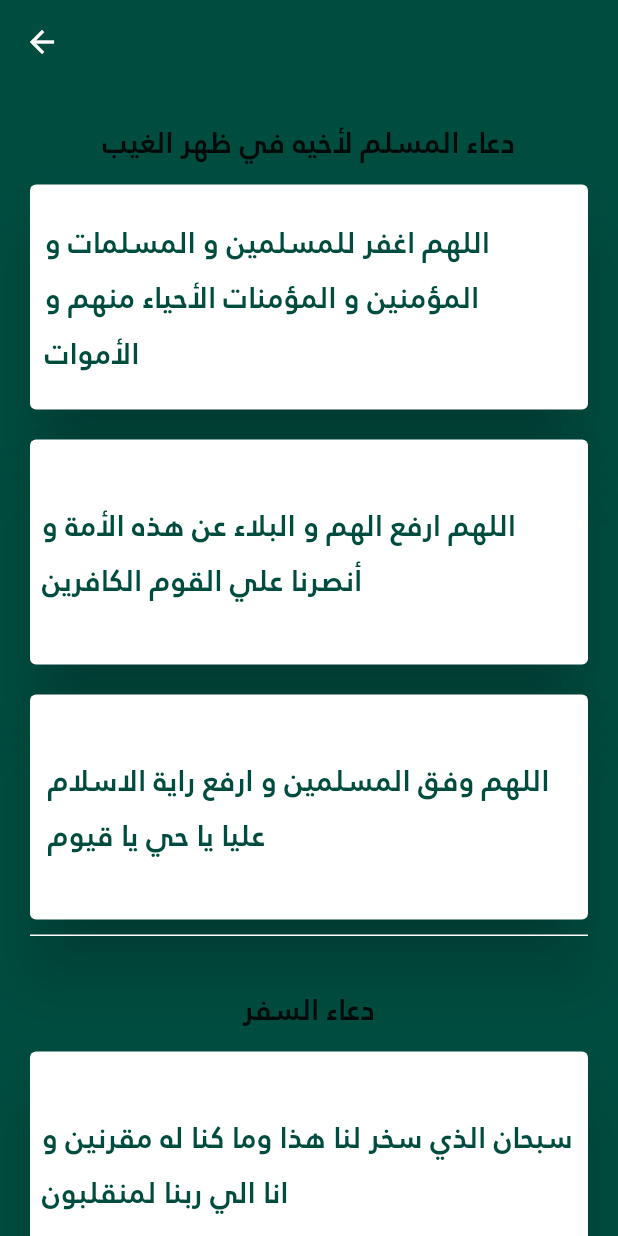
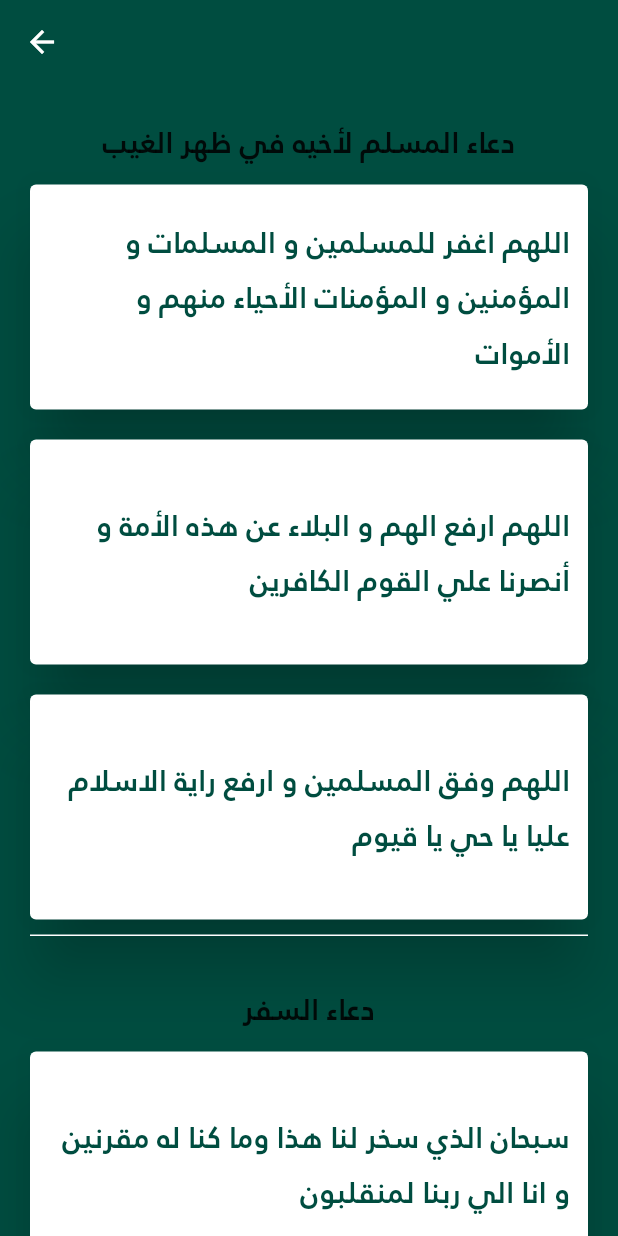
Before and after one commit to ahmedhossam1212/Azkaar, a Flutter app: the screen it shows after launch, after a tap on "دعاء المسلم", on a phone screen of 412 x 824 dp. Run offline on Flutter 3.47's test engine with Material 2 defaults, Android fonts, the phone set to English and light mode, and no system bars; network calls fail.

Commit message:
initial commit

```diff
--- a/lib/layout/doaa.dart
+++ b/lib/layout/doaa.dart
@@ -1,4 +1,5 @@
 
+import 'package:flutter/cupertino.dart';
 import 'package:flutter/material.dart';
 
 class DoaaScreen extends StatelessWidget {
@@ -19,7 +20,8 @@ class DoaaScreen extends StatelessWidget {
                 TextStyle(
                     fontSize: 20.0,
                     fontWeight: FontWeight.bold
-                ),),
+                ),
+               ),
               SizedBox(height: 10,),
               Center(
                 child: Container( width: double.infinity,
@@ -28,10 +30,10 @@ class DoaaScreen extends StatelessWidget {
                     elevation: 20.0,
                     margin: EdgeInsets.zero,
                     child: Padding(
-                      padding: const EdgeInsets.all(10.0),
+                      padding: const EdgeInsets.all(12.0),
                       child: Center(
                         child: Text('اللهم اغفر للمسلمين و المسلمات و المؤمنين و المؤمنات الأحياء منهم و الأموات',style: TextStyle(fontSize: 20.0,color: Colors.teal[900]),
-                        ),
+                        textAlign: TextAlign.end,),
                       ),
                     ),
                   ),
@@ -45,10 +47,10 @@ class DoaaScreen extends StatelessWidget {
                     elevation: 20.0,
                     margin: EdgeInsets.zero,
                     child: Padding(
-                      padding: const EdgeInsets.all(8.0),
+                      padding: const EdgeInsets.all(12.0),
                       child: Center(
                         child: Text('اللهم ارفع الهم و البلاء عن هذه الأمة و أنصرنا علي القوم الكافرين ',style: TextStyle(fontSize: 20.0,color: Colors.teal[900]),
-                        ),
+                          textAlign: TextAlign.end,  ),
                       ),
                     ),
                   ),
@@ -65,7 +67,7 @@ class DoaaScreen extends StatelessWidget {
                       padding: const EdgeInsets.all(12.0),
                       child: Center(
                         child: Text('اللهم وفق المسلمين و ارفع راية الاسلام عليا يا حي يا قيوم  ',style: TextStyle(fontSize: 20.0,color: Colors.teal[900]),
-                        ),
+                          textAlign: TextAlign.end,  ),
                       ),
                     ),
                   ),
@@ -93,10 +95,10 @@ class DoaaScreen extends StatelessWidget {
                     elevation: 20.0,
                     margin: EdgeInsets.zero,
                     child: Padding(
-                      padding: const EdgeInsets.all(8.0),
+                      padding: const EdgeInsets.all(12.0),
                       child: Center(
                         child: Text('سبحان الذي سخر لنا هذا وما كنا له مقرنين و انا الي ربنا لمنقلبون',style: TextStyle(fontSize: 20.0,color: Colors.teal[900]),
-                        ),
+                          textAlign: TextAlign.end,  ),
                       ),
                     ),
                   ),
@@ -110,10 +112,10 @@ class DoaaScreen extends StatelessWidget {
                     elevation: 20.0,
                     margin: EdgeInsets.zero,
                     child: Padding(
-                      padding: const EdgeInsets.all(8.0),
+                      padding: const EdgeInsets.all(12.0),
                       child: Center(
                         child: Text('اللهم انا نسألك في سفرنا هذا البر و التقوي و من العمل ما ترضي',style: TextStyle(fontSize: 20.0,color: Colors.teal[900]),
-                        ),
+                          textAlign: TextAlign.end,  ),
                       ),
                     ),
                   ),
@@ -130,7 +132,7 @@ class DoaaScreen extends StatelessWidget {
                       padding: const EdgeInsets.all(15.0),
                       child: Center(
                         child: Text('اللهم أنت الصاحب في السفر و الخليفه في الأهل',style: TextStyle(fontSize: 20.0,color: Colors.teal[900]),
-                        ),
+                          textAlign: TextAlign.end, ),
                       ),
                     ),
                   ),
@@ -160,7 +162,7 @@ class DoaaScreen extends StatelessWidget {
                       padding: const EdgeInsets.all(12.0),
                       child: Center(
                         child: Text('اللهم اغفر لي و ارحمني و نجني من النار فأنت أرحم الراحمين',style: TextStyle(fontSize: 20.0,color: Colors.teal[900]),
-                        ),
+                          textAlign: TextAlign.end,   ),
                       ),
                     ),
                   ),
@@ -174,10 +176,10 @@ class DoaaScreen extends StatelessWidget {
                     elevation: 20.0,
                     margin: EdgeInsets.zero,
                     child: Padding(
-                      padding: const EdgeInsets.all(8.0),
+                      padding: const EdgeInsets.all(12.0),
                       child: Center(
                         child: Text('يا حي ياقيوم ارزقي العمل الصالح و وفقني في دروب الحياه',style: TextStyle(fontSize: 20.0,color: Colors.teal[900]),
-                        ),
+                          textAlign: TextAlign.end,  ),
                       ),
                     ),
                   ),
@@ -191,13 +193,10 @@ class DoaaScreen extends StatelessWidget {
                     elevation: 20.0,
                     margin: EdgeInsets.zero,
                     child: Padding(
-                      padding: const EdgeInsets.only(
-                        right: 20,
-                        left: 5
-                      ),
+                      padding: const EdgeInsets.all(16.4),
                       child: Center(
                         child: Text('اللهم اني أسألك راحة لقلبي و فرجا لهمي و تيسيرا لأمري',style: TextStyle(fontSize: 20.0,color: Colors.teal[900]),
-                        ),
+                          textAlign: TextAlign.end, ),
                       ),
                     ),
                   ),
--- a/lib/layout/home.dart
+++ b/lib/layout/home.dart
@@ -1,9 +1,7 @@
-
 import 'package:azkar/componnents/componants.dart';
 import 'package:azkar/layout/seb7a.dart';
 import 'package:azkar/layout/zekr.dart';
 import 'package:flutter/material.dart';
-
 import 'asmaa.dart';
 import 'doaa.dart';
 
@@ -19,10 +17,20 @@ class HomeScreen extends StatelessWidget {
           child: Column( mainAxisSize: MainAxisSize.max,
             crossAxisAlignment: CrossAxisAlignment.center,
             children: [
-              Image(image: NetworkImage("https://i.pinimg.com/736x/0a/18/36/0a183664c70f3aec61457977fa1a3487.jpg"),
-
+              Padding(
+                padding: const EdgeInsets.only(top: 20),
+                child: Container( decoration: BoxDecoration(
+                  borderRadius: BorderRadius.circular(10),
+                   image: DecorationImage(
+                     image: NetworkImage("https://i.pinimg.com/736x/0a/18/36/0a183664c70f3aec61457977fa1a3487.jpg",),
+                       fit: BoxFit.cover,
+                   ),
+                ),
+                 height: 300,
+                  width: 300,
+                ),
               ),
-              SizedBox(height: 70.0,),
+              SizedBox(height: 50.0,),
               defaultButton(function:(){
                 navigateTo(context, DoaaScreen());
               }, text: "دعاء المسلم"),
--- a/lib/layout/zekr.dart
+++ b/lib/layout/zekr.dart
@@ -24,7 +24,7 @@ class ZeekrScreen extends StatelessWidget {
                   padding: const EdgeInsets.all(8.0),
                   child: Center(
                     child: Text('بسم الله الذي لا يضر مع اسمه شىء في الارض ولا في السماء وهو السميع العليم',style: TextStyle(fontSize: 20.0,color: Colors.teal[900]),
-                    ),
+                      textAlign: TextAlign.end, ),
                   ),
                 ),
                 ),
@@ -41,7 +41,7 @@ class ZeekrScreen extends StatelessWidget {
                       padding: const EdgeInsets.all(8.0),
                       child: Center(
                         child: Text('حسبي الله لا اله الا هو عليه توكلت و هو رب العرش العظيم',style: TextStyle(fontSize: 20.0,color: Colors.teal[900]),
-                        ),
+                          textAlign: TextAlign.end, ),
                       ),
                     ),
                   ),
@@ -58,7 +58,7 @@ class ZeekrScreen extends StatelessWidget {
                       padding: const EdgeInsets.all(8.0),
                       child: Center(
                         child: Text('اللهم اصبح بي من نعمة او بأحد من خلقك فمنك وحدك لا شريك لك فلك الحمد و لك الشكر',style: TextStyle(fontSize: 20.0,color: Colors.teal[900]),
-                        ),
+                          textAlign: TextAlign.end, ),
                       ),
                     ),
                   ),
@@ -75,7 +75,7 @@ class ZeekrScreen extends StatelessWidget {
                       padding: const EdgeInsets.all(8.0),
                       child: Center(
                         child: Text('سبحان الله و الحمد لله و لا اله الا الله و الله أكبر',style: TextStyle(fontSize: 20.0,color: Colors.teal[900]),
-                        ),
+                          textAlign: TextAlign.end, ),
                       ),
                     ),
                   ),
@@ -92,7 +92,7 @@ class ZeekrScreen extends StatelessWidget {
                       padding: const EdgeInsets.all(8.0),
                       child: Center(
                         child: Text('سبحان الله و بحمده عدد خلقه ورضا نفسه و زنة عرشه و مداد كلماته',style: TextStyle(fontSize: 20.0,color: Colors.teal[900]),
-                        ),
+                          textAlign: TextAlign.end,  ),
                       ),
                     ),
                   ),
@@ -109,7 +109,7 @@ class ZeekrScreen extends StatelessWidget {
                       padding: const EdgeInsets.all(8.0),
                       child: Center(
                         child: Text('سبحان الله و بحمده سبحان الله العظيم',style: TextStyle(fontSize: 20.0,color: Colors.teal[900]),
-                        ),
+                          textAlign: TextAlign.end,),
                       ),
                     ),
                   ),
--- a/lib/main.dart
+++ b/lib/main.dart
@@ -1,7 +1,5 @@
-
 import 'package:azkar/styles/themes.dart';
 import 'package:flutter/material.dart';
-
 import 'layout/home.dart';
 
 void main() {
--- a/pubspec.yaml
+++ b/pubspec.yaml
@@ -63,6 +63,8 @@ flutter:
         fonts:
           - asset: assets/fonts/jannah.ttf
             weight: 700
+
+
   # To add assets to your application, add an assets section, like this:
 
   #   - images/a_dot_ham.jpeg
```
